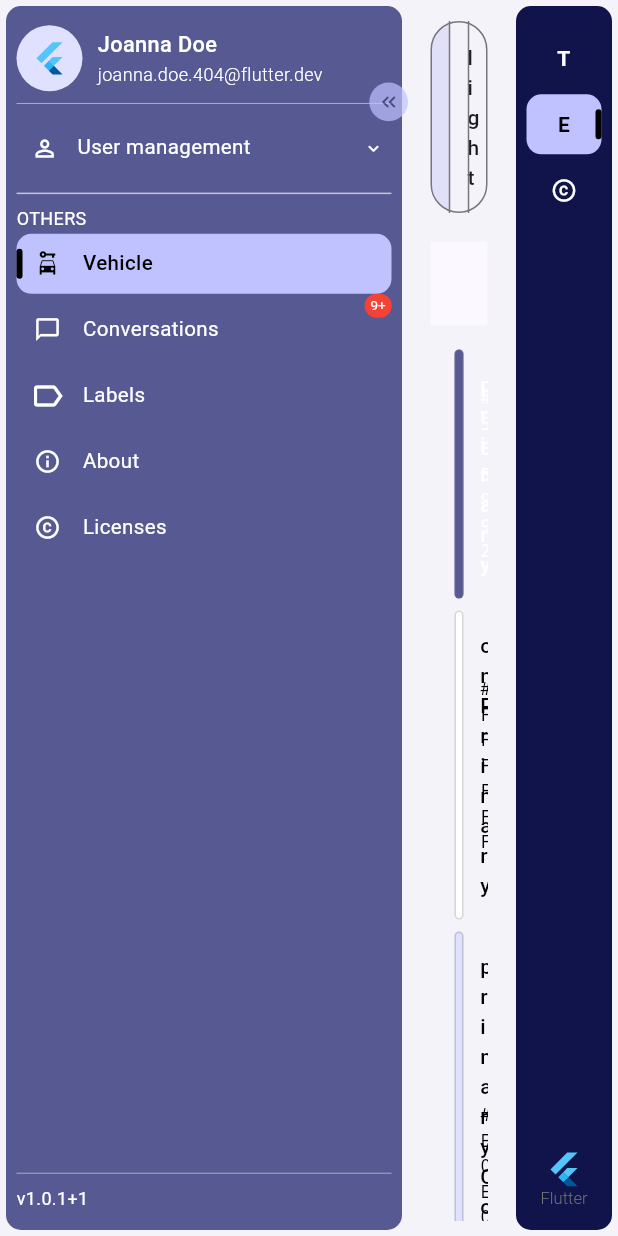
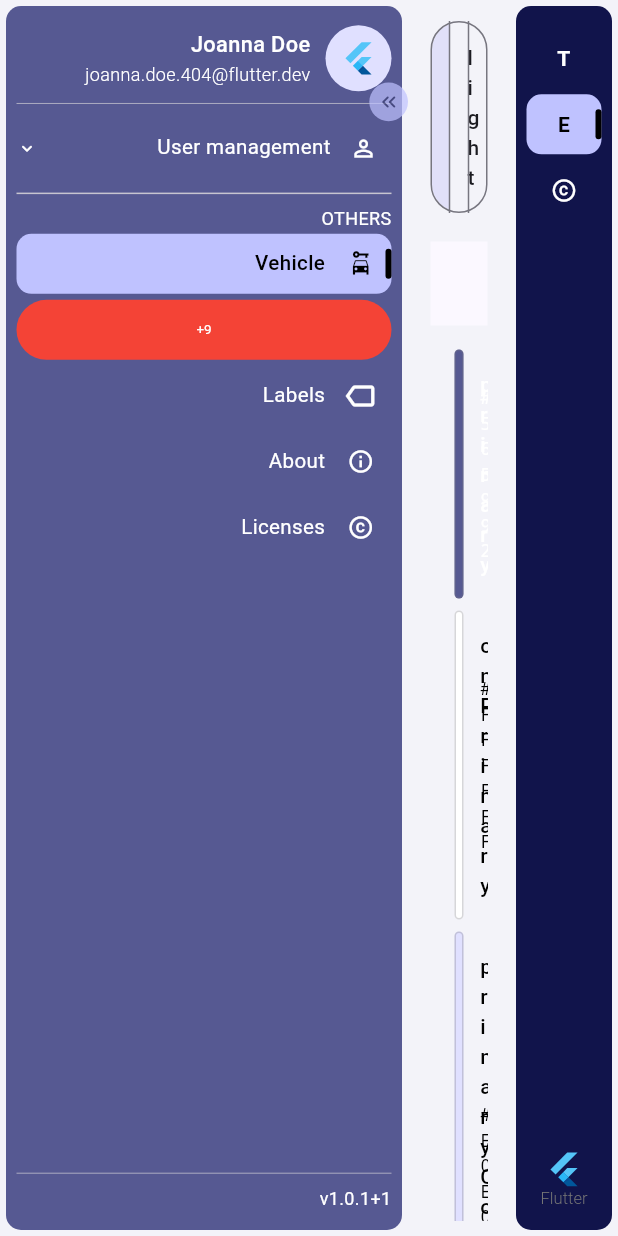
Before and after one commit to belinda-g-freitas/collapsible-side-menu, a Flutter app: the screen it shows after launch, on a phone screen of 412 x 824 dp. Run offline on Flutter 3.47's test engine with Material 3 defaults, Android fonts, the phone set to English and light mode, and no system bars.

Commit message:
Fix some directionality issues, add Codecov and automated publishing

```diff
--- a/example/lib/main.dart
+++ b/example/lib/main.dart
@@ -6,7 +6,6 @@ const Color appColor = Color(0xFF_292CFF);
 const RoundedRectangleBorder roundedBorder = .new(borderRadius: .all(.circular(10)));
 
 void main() {
-
   runApp(const MainApp());
 }
 
@@ -59,7 +58,6 @@ class ExampleScreen extends StatefulWidget {
 }
 
 class _ExampleScreenState extends State<ExampleScreen> {
-  static const TextDirection menutextDirection = TextDirection.ltr;
   final _controller = SideMenuController();
 
   @override
@@ -72,7 +70,7 @@ class _ExampleScreenState extends State<ExampleScreen> {
           CollapsibleSideMenu(
             defaultIndex: 3,
             defaultBehaviour: .open,
-            menuStyle: SideMenuStyle(textDirection: menutextDirection),
+            menuStyle: SideMenuStyle(textDirection: .rtl),
             toggleButtonStyle: const ToggleButtonStyle(topPosition: 55, iconSize: 16),
             header: (_, isOpen) {
               return Column(
@@ -160,7 +158,7 @@ class _ExampleScreenState extends State<ExampleScreen> {
                 title: 'Conversations',
                 leading: const Icon(Icons.chat_bubble_outline, size: 18),
                 selectedLeading: const Icon(Icons.chat_bubble, size: 18),
-                badgeBuilder: (tile) => Badge.count(count: 100, maxCount: 9, offset: Offset(menutextDirection == .rtl ? 2 : -2, -4), child: tile),
+                badgeBuilder: (tile) => Badge.count(count: 100, maxCount: 9, offset: const Offset(-2, -4)),
               ),
               TileData(title: 'Labels', leading: const Icon(Icons.label_outline), selectedLeading: const Icon(Icons.label)),
               TileData(
--- a/lib/src/collapsible_side_menu.dart
+++ b/lib/src/collapsible_side_menu.dart
@@ -248,11 +248,8 @@ class _CollapsibleSideMenuState extends State<CollapsibleSideMenu> with SideMenu
       ),
     );
 
-    if (_menuStyle.textDirection != null) {
-      return Directionality(textDirection: widget.menuStyle!.textDirection!, child: content);
-    }
-
-    return content;
+    // set directionality
+    return Directionality(textDirection: _menuStyle.textDirection ?? Directionality.of(context), child: content);
   }
 
   Widget _buildMenuItem({required SideMenuItem tile, required int currentIndex, int? selectedIndex, required List<int> path, required bool isOpen}) {
@@ -348,13 +345,11 @@ class _CollapsibleSideMenuState extends State<CollapsibleSideMenu> with SideMenu
   }
 
   Widget _hasToggleButton({required Widget child, required bool isOpen}) {
-    final TextDirection textDirection = _menuStyle.textDirection ?? Directionality.of(context);
-
     return Stack(
-      alignment: textDirection == .ltr ? .centerEnd : .centerStart,
+      alignment: .centerEnd,
       children: [
         child,
-        ToggleButton(style: widget.toggleButtonStyle, duration: widget.duration, textDirection: textDirection, isOpen: isOpen, onTap: _toggleMenu),
+        ToggleButton(style: widget.toggleButtonStyle, duration: widget.duration, isOpen: isOpen, onTap: _toggleMenu),
       ],
     );
   }
--- a/lib/src/models/styles/toggle_button_style.dart
+++ b/lib/src/models/styles/toggle_button_style.dart
@@ -10,6 +10,10 @@ class ToggleButtonStyle {
   final double topPosition;
   final double opacity;
   final double iconSize;
+
+  /// If you want your button to support RTL, don't forget to add a [IconData] with `matchTextDirection = true`
+  ///
+  /// Else you'll have to manage icon rotation yourself
   final IconData? icon;
   final Color? backgroundColor;
 
--- a/lib/src/widgets/toggle_button.dart
+++ b/lib/src/widgets/toggle_button.dart
@@ -3,10 +3,9 @@ import 'package:flutter/material.dart';
 import '../models/styles/toggle_button_style.dart';
 
 class ToggleButton extends StatefulWidget {
-  const ToggleButton({super.key, required this.onTap, required this.textDirection, this.style, required this.isOpen, required this.duration});
+  const ToggleButton({super.key, required this.onTap, this.style, required this.isOpen, required this.duration});
 
   final void Function() onTap;
-  final TextDirection textDirection;
   final ToggleButtonStyle? style;
   final bool isOpen;
   final Duration duration;
@@ -16,7 +15,6 @@ class ToggleButton extends StatefulWidget {
 }
 
 class _ToggleButtonState extends State<ToggleButton> {
-  static const IconData _leftIcon = Icons.keyboard_double_arrow_left_rounded, _rightIcon = Icons.keyboard_double_arrow_right_rounded;
   late Widget _icon;
   late ToggleButtonStyle _buttonStyle;
   bool _visible = false, _isStyleInitialized = false;
@@ -42,11 +40,7 @@ class _ToggleButtonState extends State<ToggleButton> {
   Widget build(BuildContext context) {
     _icon = _buttonStyle.icon != null
         ? Icon(_buttonStyle.icon!, color: _buttonStyle.iconColor, size: _buttonStyle.iconSize)
-        : AnimatedRotation(
-            turns: widget.isOpen ? 0.5 : 0,
-            duration: widget.duration,
-            child: Icon(widget.textDirection == .ltr ? _rightIcon : _leftIcon, color: _buttonStyle.iconColor, size: _buttonStyle.iconSize),
-          );
+        : Icon(Icons.keyboard_double_arrow_left_rounded, color: _buttonStyle.iconColor, size: _buttonStyle.iconSize);
 
     return PositionedDirectional(
       top: _buttonStyle.topPosition,
--- a/pubspec.yaml
+++ b/pubspec.yaml
@@ -1,6 +1,6 @@
 name: collapsible_side_menu
 description: "A Flutter customizable collapsible side menu with sub-menus and text direction features."
-version: 1.0.0+1
+version: 1.0.0+2
 
 repository: https://github.com/belinda-g-freitas/collapsible-side-menu.git
 issue_tracker: https://github.com/belinda-g-freitas/collapsible-side-menu/issues
```
Also changed, not shown: example/pubspec.lock, 7 other files.
